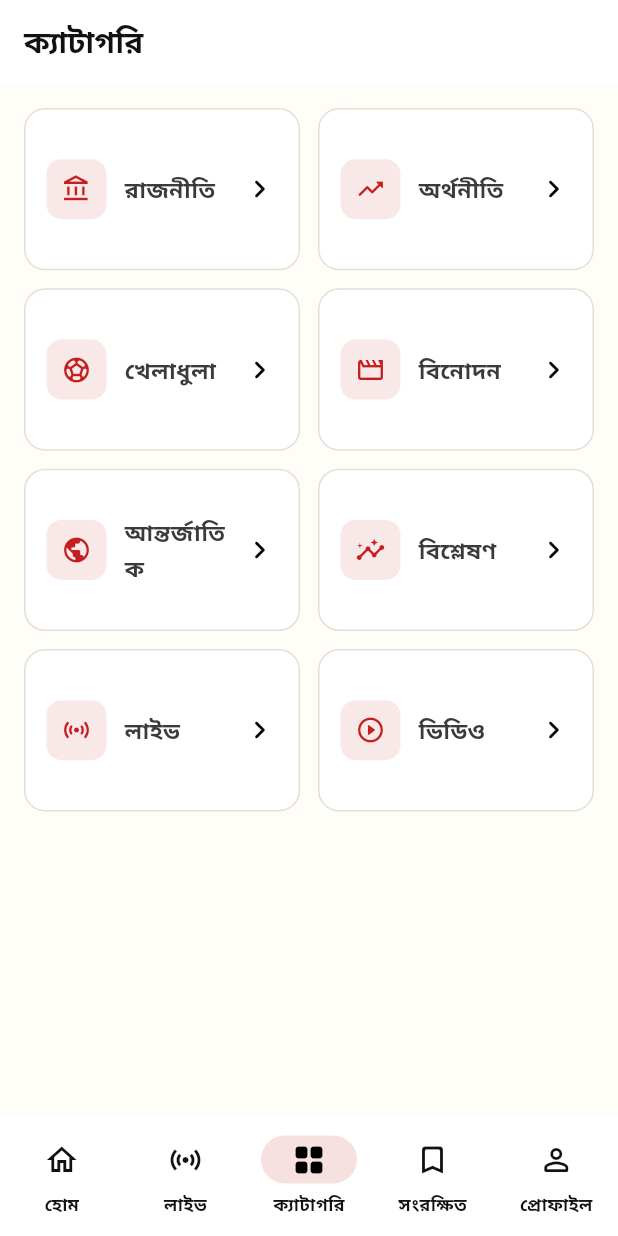
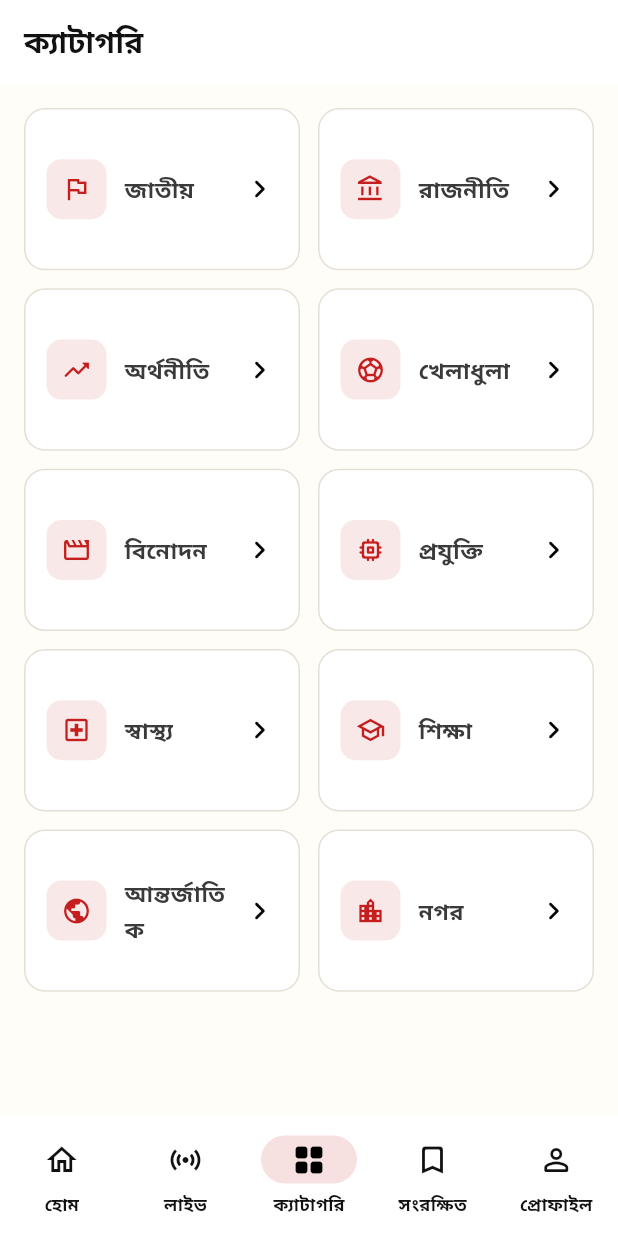
Before and after one commit to MATI-AI-HUB/BANGLARVOICE24NEWS, a Flutter app: the screen it shows after launch, item 3 of the bottom bar chosen, on a phone screen of 412 x 824 dp. Run offline on Flutter 3.47's test engine with Material 3 defaults, Android fonts, the phone set to English and light mode, and no system bars; our stand-ins replace just_audio, permission_handler, shared_preferences, supabase_flutter, video_player; missing offline and left inert: agora_rtc_engine; accounts and stored records are empty; network calls fail.

Commit message:
fix(reader): align category list with DB enum
Previous hardcoded list had 8 categories, some missing from DB
(বিশ্লেষণ/লাইভ/ভিডিও) and some DB categories missing from app
(জাতীয়, প্রযুক্তি, স্বাস্থ্য, শিক্ষা, নগর).

Now: 10 categories matching category_key enum with Bengali labels.
Filter matches by English key OR Bengali label so it works with the
new feed.json tags structure.

```diff
--- a/mobile_monorepo/apps/reader_app/lib/src/screens/categories_screen.dart
+++ b/mobile_monorepo/apps/reader_app/lib/src/screens/categories_screen.dart
@@ -9,26 +9,31 @@ import 'article_detail_screen.dart';
 class CategoriesScreen extends StatelessWidget {
   const CategoriesScreen({super.key});
 
-  static const List<String> _categories = [
-    'রাজনীতি',
-    'অর্থনীতি',
-    'খেলাধুলা',
-    'বিনোদন',
-    'আন্তর্জাতিক',
-    'বিশ্লেষণ',
-    'লাইভ',
-    'ভিডিও',
+  /// All 10 categories matching the DB `category_key` enum.
+  static const List<Map<String, String>> categories = [
+    {'key': 'national', 'label': 'জাতীয়'},
+    {'key': 'politics', 'label': 'রাজনীতি'},
+    {'key': 'economy', 'label': 'অর্থনীতি'},
+    {'key': 'sports', 'label': 'খেলাধুলা'},
+    {'key': 'entertainment', 'label': 'বিনোদন'},
+    {'key': 'tech', 'label': 'প্রযুক্তি'},
+    {'key': 'health', 'label': 'স্বাস্থ্য'},
+    {'key': 'education', 'label': 'শিক্ষা'},
+    {'key': 'international', 'label': 'আন্তর্জাতিক'},
+    {'key': 'city', 'label': 'নগর'},
   ];
 
   static const Map<String, IconData> _icons = {
-    'রাজনীতি': Icons.account_balance_outlined,
-    'অর্থনীতি': Icons.trending_up_rounded,
-    'খেলাধুলা': Icons.sports_soccer_rounded,
-    'বিনোদন': Icons.movie_outlined,
-    'আন্তর্জাতিক': Icons.public_rounded,
-    'বিশ্লেষণ': Icons.insights_rounded,
-    'লাইভ': Icons.sensors_rounded,
-    'ভিডিও': Icons.play_circle_outline_rounded,
+    'national': Icons.flag_outlined,
+    'politics': Icons.account_balance_outlined,
+    'economy': Icons.trending_up_rounded,
+    'sports': Icons.sports_soccer_rounded,
+    'entertainment': Icons.movie_outlined,
+    'tech': Icons.memory_rounded,
+    'health': Icons.local_hospital_outlined,
+    'education': Icons.school_outlined,
+    'international': Icons.public_rounded,
+    'city': Icons.location_city_outlined,
   };
 
   @override
@@ -42,8 +47,10 @@ class CategoriesScreen extends StatelessWidget {
         mainAxisSpacing: 12,
         crossAxisSpacing: 12,
         childAspectRatio: 1.7,
-        children: _categories.map((c) {
-          final icon = _icons[c] ?? Icons.folder_outlined;
+        children: categories.map((c) {
+          final key = c['key']!;
+          final label = c['label']!;
+          final icon = _icons[key] ?? Icons.folder_outlined;
           final scheme = Theme.of(context).colorScheme;
           return Material(
             color: dark ? const Color(0xFF26231F) : Colors.white,
@@ -52,7 +59,10 @@ class CategoriesScreen extends StatelessWidget {
               borderRadius: BorderRadius.circular(14),
               onTap: () => Navigator.of(context).push(
                 MaterialPageRoute(
-                  builder: (_) => CategoryFeedScreen(category: c),
+                  builder: (_) => CategoryFeedScreen(
+                    categoryKey: key,
+                    categoryLabel: label,
+                  ),
                 ),
               ),
               child: Container(
@@ -77,7 +87,7 @@ class CategoriesScreen extends StatelessWidget {
                     const SizedBox(width: 12),
                     Expanded(
                       child: Text(
-                        c,
+                        label,
                         style: const TextStyle(
                           fontSize: 15,
                           fontWeight: FontWeight.w800,
@@ -101,8 +111,14 @@ class CategoriesScreen extends StatelessWidget {
 
 /// Filtered feed shown after tapping a category.
 class CategoryFeedScreen extends StatefulWidget {
-  const CategoryFeedScreen({super.key, required this.category});
-  final String category;
+  const CategoryFeedScreen({
+    super.key,
+    required this.categoryKey,
+    required this.categoryLabel,
+  });
+
+  final String categoryKey;
+  final String categoryLabel;
 
   @override
   State<CategoryFeedScreen> createState() => _CategoryFeedScreenState();
@@ -129,7 +145,7 @@ class _CategoryFeedScreenState extends State<CategoryFeedScreen> {
   @override
   Widget build(BuildContext context) {
     return Scaffold(
-      appBar: BvHeader(title: widget.category),
+      appBar: BvHeader(title: widget.categoryLabel),
       body: FutureBuilder<FeedResult>(
         future: _future,
         builder: (context, snap) {
@@ -145,14 +161,17 @@ class _CategoryFeedScreenState extends State<CategoryFeedScreen> {
           }
           final result = snap.data;
           final fromCache = result?.fromCache ?? false;
-          final label = widget.category;
-          final items = (result?.feed.items ?? [])
-              .where(
-                (e) =>
-                    e.tags.any((t) => t.contains(label)) ||
-                    e.categoryLabel == label,
-              )
-              .toList();
+          final key = widget.categoryKey;
+          final label = widget.categoryLabel;
+
+          final items = (result?.feed.items ?? []).where((e) {
+            // Match by English key OR Bengali label in tags
+            final tags = e.tags.map((t) => t.toLowerCase()).toList();
+            return tags.contains(key.toLowerCase()) ||
+                tags.contains(label) ||
+                e.categoryLabel == label;
+          }).toList();
+
           if (items.isEmpty) {
             return RefreshIndicator(
               onRefresh: _refresh,
```
Also changed, not shown: mobile_monorepo/apps/reader_app/lib/src/screens/home_screen.dart (+20 -11 lines).
